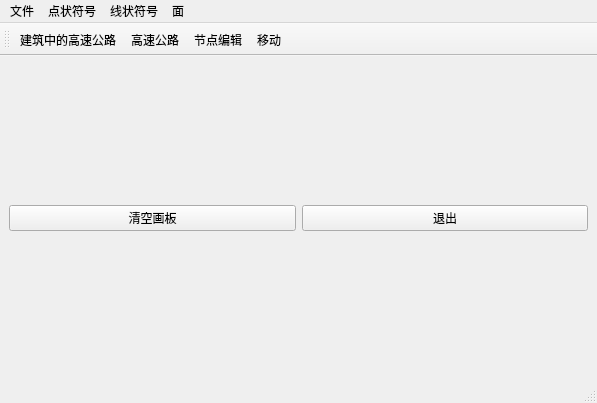
First picture: the form in MyFrames/OriginalMainWindow.ui, repository ultranovaL/MapBoard, before the edit.
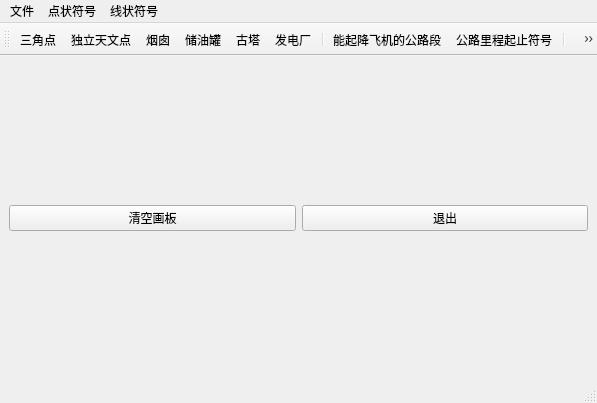
Second picture: the form after the edit. Icons and pictures are not drawn.

Patch:
```diff
--- a/MyFrames/OriginalMainWindow.ui
+++ b/MyFrames/OriginalMainWindow.ui
@@ -72,11 +72,6 @@
     <addaction name="line_airplane"/>
     <addaction name="line_milestone"/>
    </widget>
-   <widget class="QMenu" name="POLYGON_MENU">
-    <property name="title">
-     <string>面</string>
-    </property>
-   </widget>
    <widget class="QMenu" name="FILE_MENU">
     <property name="title">
      <string>文件</string>
@@ -93,7 +88,6 @@
    <addaction name="FILE_MENU"/>
    <addaction name="POINT_MENU"/>
    <addaction name="LINE_MENU"/>
-   <addaction name="POLYGON_MENU"/>
   </widget>
   <widget class="QToolBar" name="toolBar">
    <property name="windowTitle">
@@ -105,8 +99,16 @@
    <attribute name="toolBarBreak">
     <bool>false</bool>
    </attribute>
-   <addaction name="line_buildinghighway"/>
-   <addaction name="line_highway"/>
+   <addaction name="point_sanjiao"/>
+   <addaction name="point_tianwendian"/>
+   <addaction name="point_yancong"/>
+   <addaction name="point_chuyouguan"/>
+   <addaction name="point_guta"/>
+   <addaction name="point_fadian"/>
+   <addaction name="separator"/>
+   <addaction name="line_airplane"/>
+   <addaction name="line_milestone"/>
+   <addaction name="separator"/>
    <addaction name="Node_Edit"/>
    <addaction name="Item_Move"/>
   </widget>
```
Left out of the diff: 7 changed lines with no effect on the pictures.
